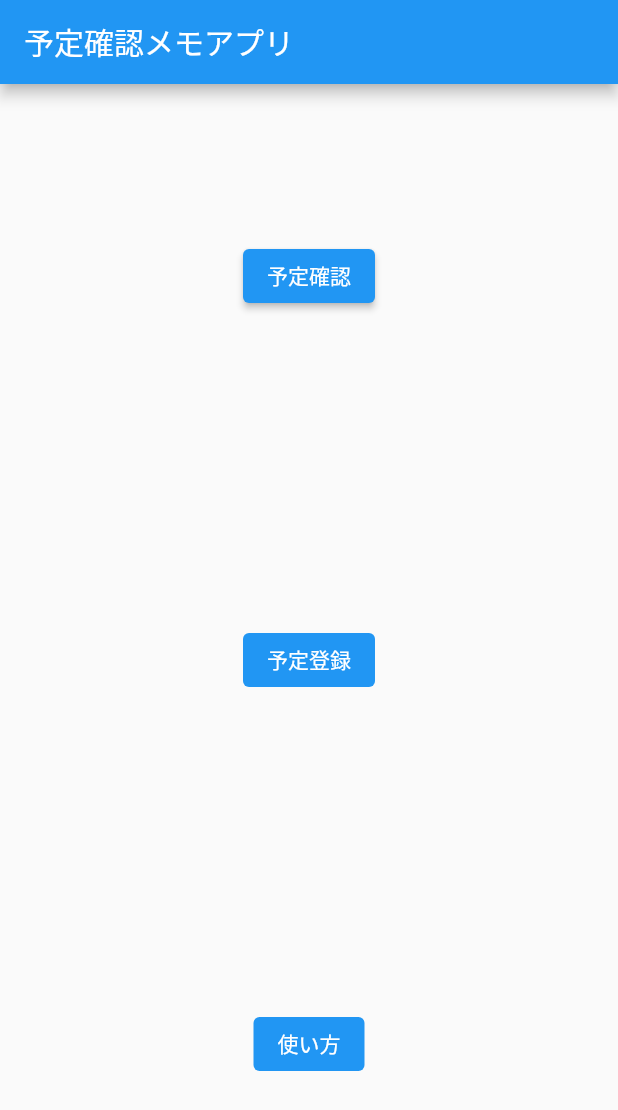
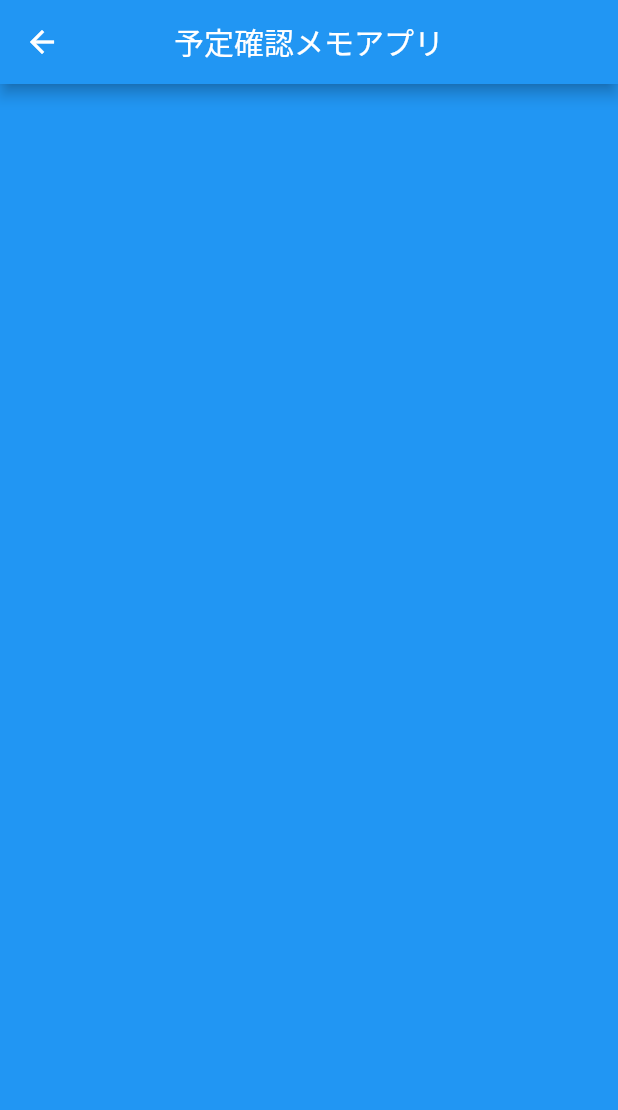
Before and after one commit to favopg/flutter_memo, a Flutter app: the screen it shows after launch, after a tap on "予定確認", on a phone screen of 412 x 824 dp. Shown: the top 1110 px of the screen. Run offline on Flutter 3.47's test engine with Material 2 defaults, Android fonts, the phone set to English and light mode, and no system bars.

Commit message:
'#13対応'

```diff
--- a/app/lib/confirm_list.dart
+++ b/app/lib/confirm_list.dart
@@ -1,19 +1,21 @@
 
 import 'package:flutter/material.dart';
 
-class confirmList extends StatelessWidget {
+class ConfirmList extends StatelessWidget {
+  const ConfirmList({super.key});
+
   @override
   Widget build(BuildContext context) {
-    return MaterialApp(
-      home: Scaffold(
+    return Scaffold(
         appBar: AppBar(
+          automaticallyImplyLeading: true,
+          centerTitle: true,
           title: const Text("予定確認メモアプリ"),
         ),
         body: Container(
           height: double.infinity,
           color: Colors.blue
         ),
-      ),
     );
   }
 }
--- a/app/lib/main.dart
+++ b/app/lib/main.dart
@@ -10,9 +10,21 @@ class AppMemo extends StatelessWidget {
 
   @override
   Widget build(BuildContext context) {
-    return MaterialApp(
-      home: Scaffold(
+    return const MaterialApp(
+      home: AppMemoLayout()
+    );
+  }
+}
+
+// 画面遷移用に分離する必要がある
+class AppMemoLayout extends StatelessWidget {
+  const AppMemoLayout({super.key});
+
+  @override
+  Widget build(BuildContext context) {
+    return Scaffold(
       appBar: AppBar(
+        centerTitle: true,
         title: const Text("予定確認メモアプリ"),
       ),
       body: Center(
@@ -23,7 +35,7 @@ class AppMemo extends StatelessWidget {
               onPressed: () {
                 Navigator.push(
                   context,
-                      MaterialPageRoute(builder: (context) => confirmList()),
+                  MaterialPageRoute(builder: (context) => const ConfirmList()),
                 );
               },
               style: ButtonStyle(
@@ -51,7 +63,6 @@ class AppMemo extends StatelessWidget {
           ],
         ),
       ),
-      ),
     );
   }
 }
```
Lines whose indentation alone changed are shown as unchanged.
